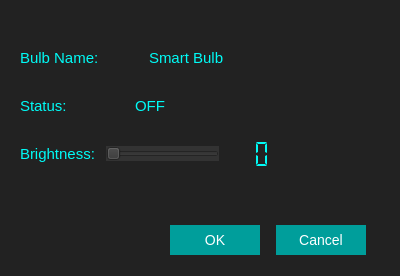
First picture: the form in GUI/GUI/smartbulbconfig.ui, repository v-pereskokov/Jarvis, before the edit.
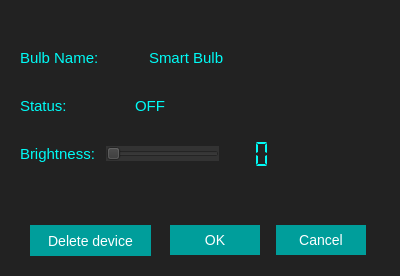
Second picture: the form after the edit. Icons and pictures are not drawn.

The edit to the form file:
```diff
--- a/GUI/GUI/smartbulbconfig.ui
+++ b/GUI/GUI/smartbulbconfig.ui
@@ -275,6 +275,43 @@
     <bool>true</bool>
    </property>
   </widget>
+  <widget class="QPushButton" name="deleteDeviceButton">
+   <property name="geometry">
+    <rect>
+     <x>30</x>
+     <y>225</y>
+     <width>121</width>
+     <height>31</height>
+    </rect>
+   </property>
+   <property name="styleSheet">
+    <string notr="true">QPushButton {
+                      background-color: #009E9B;
+                      border : none;
+                       font:  14px; 
+                       color: #fff;
+                       min-width: 80px;
+                       min-height: 20px;
+                       padding: 5px;
+                    }
+                    QPushButton:disabled {
+                      background-color: #989898;
+                       color: #fff;
+                     }
+                    QPushButton:hover {
+                       background-color: #61b7ff;
+                    }
+                    QPushButton:focus { 
+                       background-color: #61b7ff;
+                    }
+                    QPushButton:pressed {
+                       background-color: #54dff0;
+                     }</string>
+   </property>
+   <property name="text">
+    <string>Delete device</string>
+   </property>
+  </widget>
  </widget>
  <resources>
   <include location="res.qrc"/>
```
